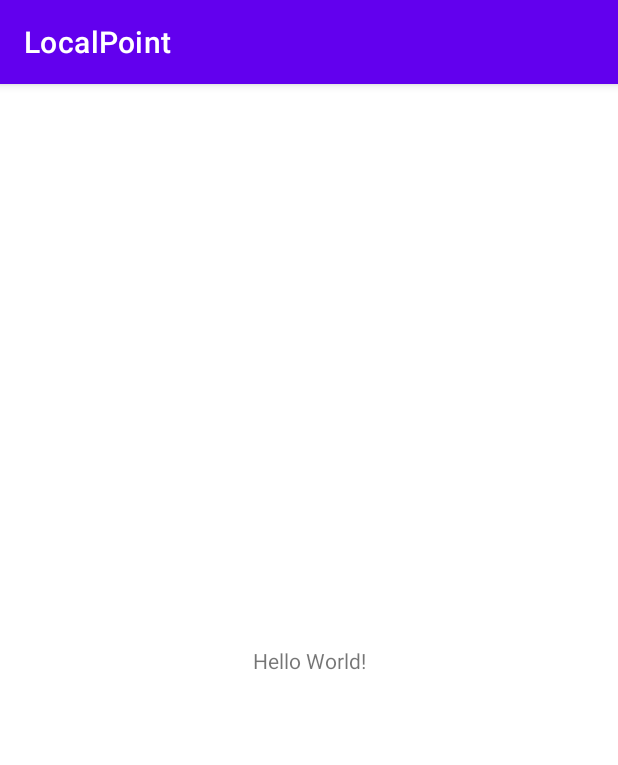
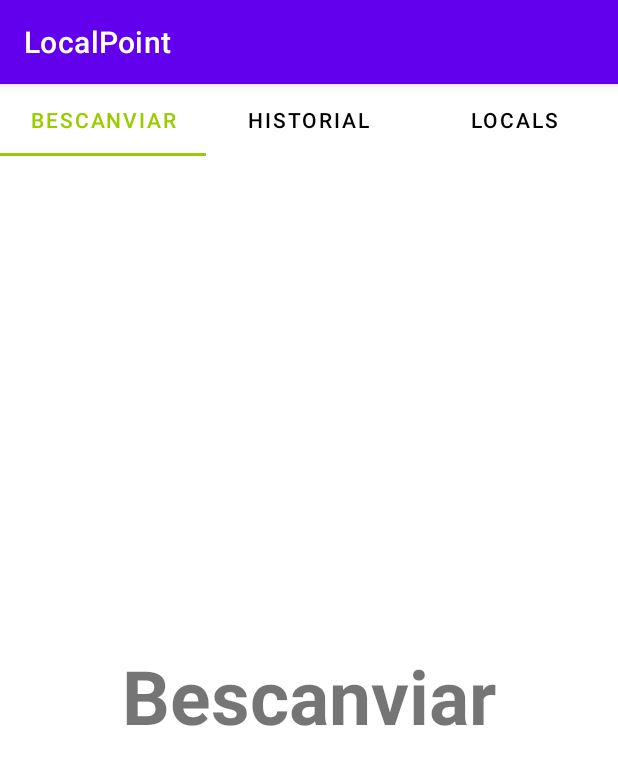
Before and after one commit to SomHackathon-2021/somhackathon2021-matesinfo-kings, an Android app: the screen it shows after launch (MainActivity), on a phone screen of 412 x 824 dp. Shown: the top 765 px of the screen. Run offline under Robolectric (Android 15) with nearby library versions, the phone set to English and light mode, and no system bars.

Commit message:
TabLayout

```diff
--- a/APP/app/build.gradle
+++ b/APP/app/build.gradle
@@ -33,6 +33,7 @@ dependencies {
     implementation 'androidx.appcompat:appcompat:1.2.0'
     implementation 'com.google.android.material:material:1.3.0'
     implementation 'androidx.constraintlayout:constraintlayout:2.0.4'
+    implementation 'androidx.legacy:legacy-support-v4:1.0.0'
     testImplementation 'junit:junit:4.+'
     androidTestImplementation 'androidx.test.ext:junit:1.1.2'
     androidTestImplementation 'androidx.test.espresso:espresso-core:3.3.0'
--- a/APP/app/src/main/java/com/MatesInfoKings/localpoint/MainActivity.java
+++ b/APP/app/src/main/java/com/MatesInfoKings/localpoint/MainActivity.java
@@ -1,14 +1,86 @@
 package com.MatesInfoKings.localpoint;
 
+import androidx.annotation.NonNull;
+import androidx.annotation.Nullable;
 import androidx.appcompat.app.AppCompatActivity;
+import androidx.fragment.app.Fragment;
+import androidx.fragment.app.FragmentManager;
+import androidx.fragment.app.FragmentPagerAdapter;
+import androidx.viewpager.widget.ViewPager;
 
 import android.os.Bundle;
 
+import com.google.android.material.tabs.TabLayout;
+
+import java.lang.reflect.Array;
+import java.util.ArrayList;
+import java.util.List;
+
 public class MainActivity extends AppCompatActivity {
+
+    TabLayout tabLayout;
+    ViewPager viewPager;
 
     @Override
     protected void onCreate(Bundle savedInstanceState) {
         super.onCreate(savedInstanceState);
         setContentView(R.layout.activity_main);
+
+        tabLayout = findViewById(R.id.tab_layout);
+        viewPager = findViewById(R.id.view_pager);
+
+        ArrayList<String> arrayList = new ArrayList<>();
+
+        arrayList.add("Bescanviar");
+        arrayList.add("Historial");
+        arrayList.add("Locals");
+
+        prepareViewPager(viewPager,arrayList);
+        tabLayout.setupWithViewPager(viewPager);
+    }
+
+    private void prepareViewPager(ViewPager viewPager, ArrayList<String> arrayList) {
+        MainAdapter adapter = new MainAdapter(getSupportFragmentManager());
+        MainFragment fragment = new MainFragment();
+        for (int i=0; i<arrayList.size(); i++){
+            Bundle bundle = new Bundle();
+            bundle.putString("title",arrayList.get(i));
+            fragment.setArguments(bundle);
+            adapter.addFragment(fragment,arrayList.get(i));
+            fragment = new MainFragment();
+        }
+        viewPager.setAdapter(adapter);
+    }
+
+    private class MainAdapter extends FragmentPagerAdapter {
+
+        ArrayList<String> arrayList = new ArrayList<>();
+        List<Fragment> fragmentList = new ArrayList<>();
+
+        public void addFragment(Fragment fragment, String title){
+            arrayList.add(title);
+            fragmentList.add(fragment);
+        }
+
+        public MainAdapter(@NonNull FragmentManager fm) {
+            super(fm);
+        }
+
+        @NonNull
+        @Override
+        public Fragment getItem(int position) {
+            return fragmentList.get(position);
+        }
+
+        @Override
+        public int getCount() {
+            return fragmentList.size();
+        }
+
+        @Nullable
+        @Override
+        public CharSequence getPageTitle(int position) {
+            return arrayList.get(position);
+        }
     }
 }
--- /dev/null
+++ b/APP/app/src/main/java/com/MatesInfoKings/localpoint/MainFragment.java
@@ -0,0 +1,72 @@
+package com.MatesInfoKings.localpoint;
+
+import android.os.Bundle;
+
+import androidx.fragment.app.Fragment;
+
+import android.view.LayoutInflater;
+import android.view.View;
+import android.view.ViewGroup;
+import android.widget.TextView;
+
+/**
+ * A simple {@link Fragment} subclass.
+ * Use the {@link MainFragment#newInstance} factory method to
+ * create an instance of this fragment.
+ */
+public class MainFragment extends Fragment {
+
+    // TODO: Rename parameter arguments, choose names that match
+    // the fragment initialization parameters, e.g. ARG_ITEM_NUMBER
+    private static final String ARG_PARAM1 = "param1";
+    private static final String ARG_PARAM2 = "param2";
+
+    // TODO: Rename and change types of parameters
+    private String mParam1;
+    private String mParam2;
+
+    public MainFragment() {
+        // Required empty public constructor
+    }
+
+    /**
+     * Use this factory method to create a new instance of
+     * this fragment using the provided parameters.
+     *
+     * @param param1 Parameter 1.
+     * @param param2 Parameter 2.
+     * @return A new instance of fragment MainFragment.
+     */
+    // TODO: Rename and change types and number of parameters
+    public static MainFragment newInstance(String param1, String param2) {
+        MainFragment fragment = new MainFragment();
+        Bundle args = new Bundle();
+        args.putString(ARG_PARAM1, param1);
+        args.putString(ARG_PARAM2, param2);
+        fragment.setArguments(args);
+        return fragment;
+    }
+
+    @Override
+    public void onCreate(Bundle savedInstanceState) {
+        super.onCreate(savedInstanceState);
+        if (getArguments() != null) {
+            mParam1 = getArguments().getString(ARG_PARAM1);
+            mParam2 = getArguments().getString(ARG_PARAM2);
+        }
+    }
+
+    @Override
+    public View onCreateView(LayoutInflater inflater, ViewGroup container,
+                             Bundle savedInstanceState) {
+        View view = inflater.inflate(R.layout.fragment_main, container, false);
+
+        TextView textView = view.findViewById(R.id.text_view);
+
+        String sTitle = getArguments().getString("title");
+
+        textView.setText(sTitle);
+
+        return view;
+    }
+}
--- a/APP/app/src/main/res/layout/activity_main.xml
+++ b/APP/app/src/main/res/layout/activity_main.xml
@@ -1,18 +1,24 @@
 <?xml version="1.0" encoding="utf-8"?>
-<androidx.constraintlayout.widget.ConstraintLayout xmlns:android="http://schemas.android.com/apk/res/android"
+<LinearLayout xmlns:android="http://schemas.android.com/apk/res/android"
     xmlns:app="http://schemas.android.com/apk/res-auto"
     xmlns:tools="http://schemas.android.com/tools"
     android:layout_width="match_parent"
     android:layout_height="match_parent"
+    android:orientation="vertical"
     tools:context=".MainActivity">
 
-    <TextView
-        android:layout_width="wrap_content"
+    <com.google.android.material.tabs.TabLayout
+        android:layout_width="match_parent"
         android:layout_height="wrap_content"
-        android:text="Hello World!"
-        app:layout_constraintBottom_toBottomOf="parent"
-        app:layout_constraintLeft_toLeftOf="parent"
-        app:layout_constraintRight_toRightOf="parent"
-        app:layout_constraintTop_toTopOf="parent" />
+        android:id="@+id/tab_layout"
+        app:tabTextColor="@android:color/black"
+        app:tabIndicatorColor="@android:color/holo_green_light"
+        app:tabSelectedTextColor="@android:color/holo_green_light"
+        android:background="@color/colorPrimary"/>
 
-</androidx.constraintlayout.widget.ConstraintLayout>
+    <androidx.viewpager.widget.ViewPager
+        android:layout_width="match_parent"
+        android:layout_height="match_parent"
+        android:id="@+id/view_pager"/>
+
+</LinearLayout>
--- /dev/null
+++ b/APP/app/src/main/res/layout/fragment_main.xml
@@ -0,0 +1,17 @@
+<?xml version="1.0" encoding="utf-8"?>
+<FrameLayout xmlns:android="http://schemas.android.com/apk/res/android"
+    xmlns:tools="http://schemas.android.com/tools"
+    android:layout_width="match_parent"
+    android:layout_height="match_parent"
+    tools:context=".MainFragment">
+
+    <!-- TODO: Update blank fragment layout -->
+    <TextView
+        android:layout_width="match_parent"
+        android:layout_height="match_parent"
+        android:id="@+id/text_view"
+        android:textSize="50sp"
+        android:textStyle="bold"
+        android:gravity="center"/>
+
+</FrameLayout>
--- a/APP/app/src/main/res/values/colors.xml
+++ b/APP/app/src/main/res/values/colors.xml
@@ -7,4 +7,5 @@
     <color name="teal_700">#FF018786</color>
     <color name="black">#FF000000</color>
     <color name="white">#FFFFFFFF</color>
+    <color name="colorPrimary">#FFFFFFFF</color>
 </resources>
--- a/APP/app/src/main/res/values/strings.xml
+++ b/APP/app/src/main/res/values/strings.xml
@@ -1,3 +1,5 @@
 <resources>
     <string name="app_name">LocalPoint</string>
+    <!-- TODO: Remove or change this placeholder text -->
+    <string name="hello_blank_fragment">Hello blank fragment</string>
 </resources>
```
